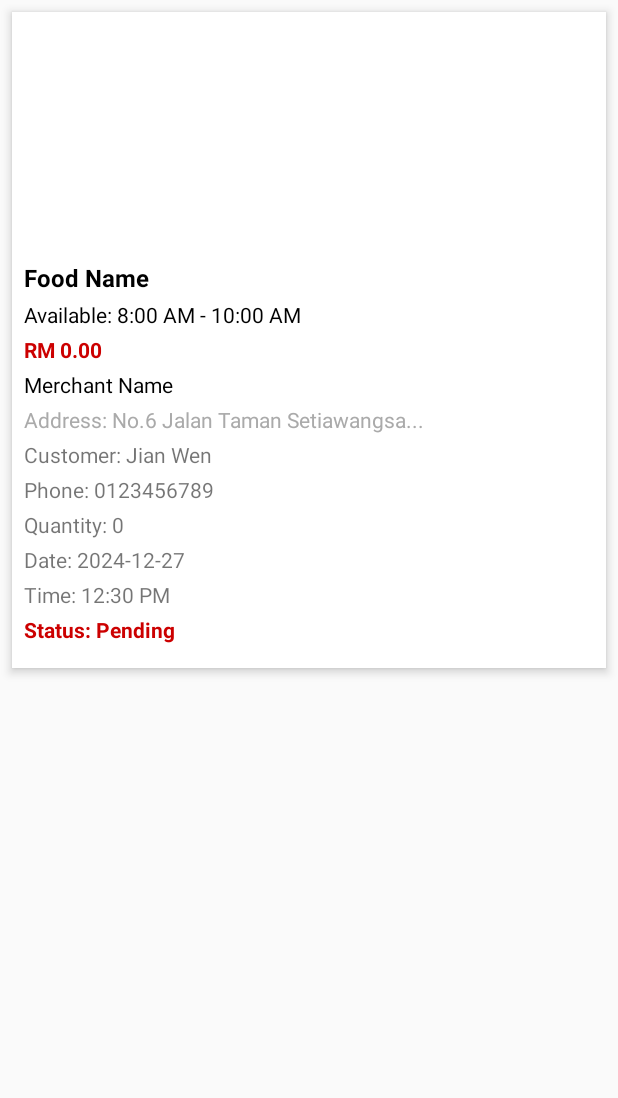
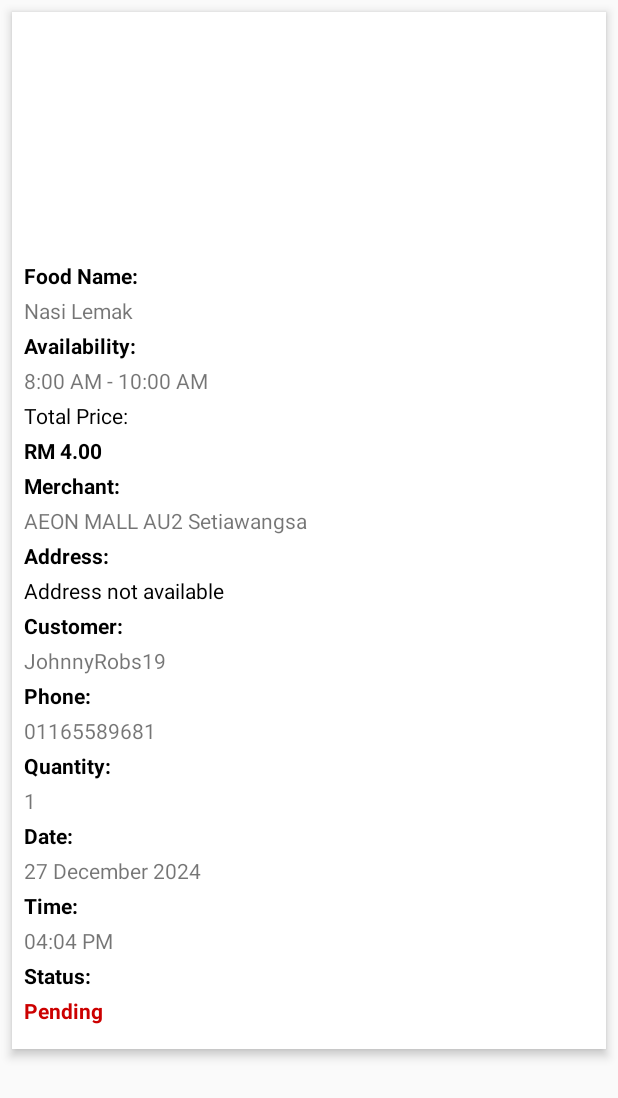
Before and after one commit to JzeAnson/commUnity, an Android app: the layout order_item_layout.xml on its own in the app's theme, with its tools: preview values and no code run, on a phone screen of 412 x 824 dp. Shown: the top 1098 px of the screen. Run offline under Robolectric (Android 15) with nearby library versions, the phone set to English and light mode, and no system bars.

Commit message:
Added and removed labels for clarity

```diff
--- a/app/src/main/java/com/example/community/OrderAdapter.java
+++ b/app/src/main/java/com/example/community/OrderAdapter.java
@@ -39,13 +39,13 @@ public class OrderAdapter extends RecyclerView.Adapter<OrderAdapter.OrderViewHol
         holder.foodPrice.setText(String.format("RM %.2f", order.getFoodPrice()));
         holder.merchantName.setText(order.getMerchantName());
         holder.merchantAddress.setText(order.getMerchantAddress());
-        holder.quantity.setText("Quantity: " + order.getQuantity());
+        holder.quantity.setText(order.getQuantity());
         holder.orderStatus.setText(order.getOrderStatus());
         holder.orderDate.setText(order.getOrderDate());
         holder.orderTime.setText(order.getOrderTime());
         holder.foodDesc.setText(order.getFoodDesc());
-        holder.customerName.setText("Customer: " + order.getCustomerName());
-        holder.customerPhone.setText("Phone: " + order.getCustomerPhone());
+        holder.customerName.setText(order.getCustomerName());
+        holder.customerPhone.setText(order.getCustomerPhone());
 
         // Load food image using Glide
         Glide.with(context).load(order.getFoodPic()).into(holder.foodImage);
--- a/app/src/main/res/layout/order_item_layout.xml
+++ b/app/src/main/res/layout/order_item_layout.xml
@@ -19,109 +19,203 @@
 
     <!-- Food Name -->
     <TextView
+        android:id="@+id/foodNameLabel"
+        android:layout_width="wrap_content"
+        android:layout_height="wrap_content"
+        android:text="Food Name:"
+        android:textSize="14sp"
+        android:textStyle="bold"
+        android:textColor="@android:color/black"
+        android:layout_marginBottom="4dp" />
+    <TextView
         android:id="@+id/foodName"
         android:layout_width="wrap_content"
         android:layout_height="wrap_content"
-        android:text="Food Name"
-        android:textSize="16sp"
+        android:text="Nasi Lemak"
+        android:textSize="14sp"
+        android:layout_marginBottom="4dp" />
+
+    <!-- Food Description -->
+    <TextView
+        android:id="@+id/foodDescLabel"
+        android:layout_width="wrap_content"
+        android:layout_height="wrap_content"
+        android:text="Availability:"
+        android:textSize="14sp"
+        android:textStyle="bold"
+        android:textColor="@android:color/black"
+        android:layout_marginBottom="4dp" />
+    <TextView
+        android:id="@+id/foodDesc"
+        android:layout_width="wrap_content"
+        android:layout_height="wrap_content"
+        android:text="8:00 AM - 10:00 AM"
+        android:textSize="14sp"
+        android:layout_marginBottom="4dp" />
+
+    <!-- Food Price -->
+    <TextView
+        android:id="@+id/foodPriceLabel"
+        android:layout_width="wrap_content"
+        android:layout_height="wrap_content"
+        android:text="Total Price:"
+        android:textSize="14sp"
+        android:textColor="@android:color/black"
+        android:layout_marginBottom="4dp" />
+    <TextView
+        android:id="@+id/foodPrice"
+        android:layout_width="wrap_content"
+        android:layout_height="wrap_content"
+        android:text="RM 4.00"
+        android:textSize="14sp"
         android:textStyle="bold"
         android:textColor="@android:color/black"
         android:layout_marginBottom="4dp" />
 
-    <!-- Food Description -->
+    <!-- Merchant Name -->
     <TextView
-        android:id="@+id/foodDesc"
+        android:id="@+id/merchantNameLabel"
         android:layout_width="wrap_content"
         android:layout_height="wrap_content"
-        android:text="Available: 8:00 AM - 10:00 AM"
+        android:text="Merchant:"
+        android:textSize="14sp"
+        android:textStyle="bold"
+        android:textColor="@android:color/black"
+        android:layout_marginBottom="4dp" />
+    <TextView
+        android:id="@+id/merchantName"
+        android:layout_width="wrap_content"
+        android:layout_height="wrap_content"
+        android:text="AEON MALL AU2 Setiawangsa"
+        android:textSize="14sp"
+        android:layout_marginBottom="4dp" />
+
+    <!-- Merchant Address -->
+    <TextView
+        android:id="@+id/merchantAddressLabel"
+        android:layout_width="wrap_content"
+        android:layout_height="wrap_content"
+        android:text="Address:"
+        android:textSize="14sp"
+        android:textStyle="bold"
+        android:textColor="@android:color/black"
+        android:layout_marginBottom="4dp" />
+    <TextView
+        android:id="@+id/merchantAddress"
+        android:layout_width="wrap_content"
+        android:layout_height="wrap_content"
+        android:text="Address not available"
         android:textSize="14sp"
         android:textColor="@android:color/black"
         android:layout_marginBottom="4dp" />
 
-    <!-- Food Price -->
+    <!-- Customer Name -->
     <TextView
-        android:id="@+id/foodPrice"
+        android:id="@+id/customerNameLabel"
         android:layout_width="wrap_content"
         android:layout_height="wrap_content"
-        android:text="RM 0.00"
+        android:text="Customer:"
         android:textSize="14sp"
         android:textStyle="bold"
-        android:textColor="@android:color/holo_red_dark"
-        android:layout_marginBottom="4dp" />
-
-    <!-- Merchant Name -->
-    <TextView
-        android:id="@+id/merchantName"
-        android:layout_width="wrap_content"
-        android:layout_height="wrap_content"
-        android:text="Merchant Name"
-        android:textSize="14sp"
         android:textColor="@android:color/black"
         android:layout_marginBottom="4dp" />
-
-    <!-- Merchant Address -->
-    <TextView
-        android:id="@+id/merchantAddress"
-        android:layout_width="wrap_content"
-        android:layout_height="wrap_content"
-        android:text="Address: No.6 Jalan Taman Setiawangsa..."
-        android:textSize="14sp"
-        android:textColor="@android:color/darker_gray"
-        android:layout_marginBottom="4dp" />
-
-    <!-- Customer Name -->
     <TextView
         android:id="@+id/customerName"
         android:layout_width="wrap_content"
         android:layout_height="wrap_content"
-        android:text="Customer: Jian Wen"
+        android:text="JohnnyRobs19"
         android:textSize="14sp"
         android:layout_marginBottom="4dp" />
 
     <!-- Customer Phone -->
     <TextView
+        android:id="@+id/customerPhoneLabel"
+        android:layout_width="wrap_content"
+        android:layout_height="wrap_content"
+        android:text="Phone:"
+        android:textSize="14sp"
+        android:textStyle="bold"
+        android:textColor="@android:color/black"
+        android:layout_marginBottom="4dp" />
+    <TextView
         android:id="@+id/customerPhone"
         android:layout_width="wrap_content"
         android:layout_height="wrap_content"
-        android:text="Phone: 0123456789"
+        android:text="01165589681"
         android:textSize="14sp"
         android:layout_marginBottom="4dp" />
 
     <!-- Quantity -->
     <TextView
+        android:id="@+id/quantityLabel"
+        android:layout_width="wrap_content"
+        android:layout_height="wrap_content"
+        android:text="Quantity:"
+        android:textSize="14sp"
+        android:textStyle="bold"
+        android:textColor="@android:color/black"
+        android:layout_marginBottom="4dp" />
+    <TextView
         android:id="@+id/quantity"
         android:layout_width="wrap_content"
         android:layout_height="wrap_content"
-        android:text="Quantity: 0"
+        android:text="1"
         android:textSize="14sp"
         android:layout_marginBottom="4dp" />
 
     <!-- Order Date -->
     <TextView
+        android:id="@+id/orderDateLabel"
+        android:layout_width="wrap_content"
+        android:layout_height="wrap_content"
+        android:text="Date:"
+        android:textSize="14sp"
+        android:textStyle="bold"
+        android:textColor="@android:color/black"
+        android:layout_marginBottom="4dp" />
+    <TextView
         android:id="@+id/orderDate"
         android:layout_width="wrap_content"
         android:layout_height="wrap_content"
-        android:text="Date: 2024-12-27"
+        android:text="27 December 2024"
         android:textSize="14sp"
         android:layout_marginBottom="4dp" />
 
     <!-- Order Time -->
     <TextView
+        android:id="@+id/orderTimeLabel"
+        android:layout_width="wrap_content"
+        android:layout_height="wrap_content"
+        android:text="Time:"
+        android:textSize="14sp"
+        android:textStyle="bold"
+        android:textColor="@android:color/black"
+        android:layout_marginBottom="4dp" />
+    <TextView
         android:id="@+id/orderTime"
         android:layout_width="wrap_content"
         android:layout_height="wrap_content"
-        android:text="Time: 12:30 PM"
+        android:text="04:04 PM"
         android:textSize="14sp"
         android:layout_marginBottom="4dp" />
 
     <!-- Order Status -->
     <TextView
+        android:id="@+id/orderStatusLabel"
+        android:layout_width="wrap_content"
+        android:layout_height="wrap_content"
+        android:text="Status:"
+        android:textSize="14sp"
+        android:textStyle="bold"
+        android:textColor="@android:color/black"
+        android:layout_marginBottom="4dp" />
+    <TextView
         android:id="@+id/orderStatus"
         android:layout_width="wrap_content"
         android:layout_height="wrap_content"
-        android:text="Status: Pending"
+        android:text="Pending"
         android:textSize="14sp"
-        android:layout_marginBottom="8dp"
         android:textStyle="bold"
-        android:textColor="@android:color/holo_red_dark" />
+        android:textColor="@android:color/holo_red_dark"
+        android:layout_marginBottom="8dp" />
 </LinearLayout>
```
